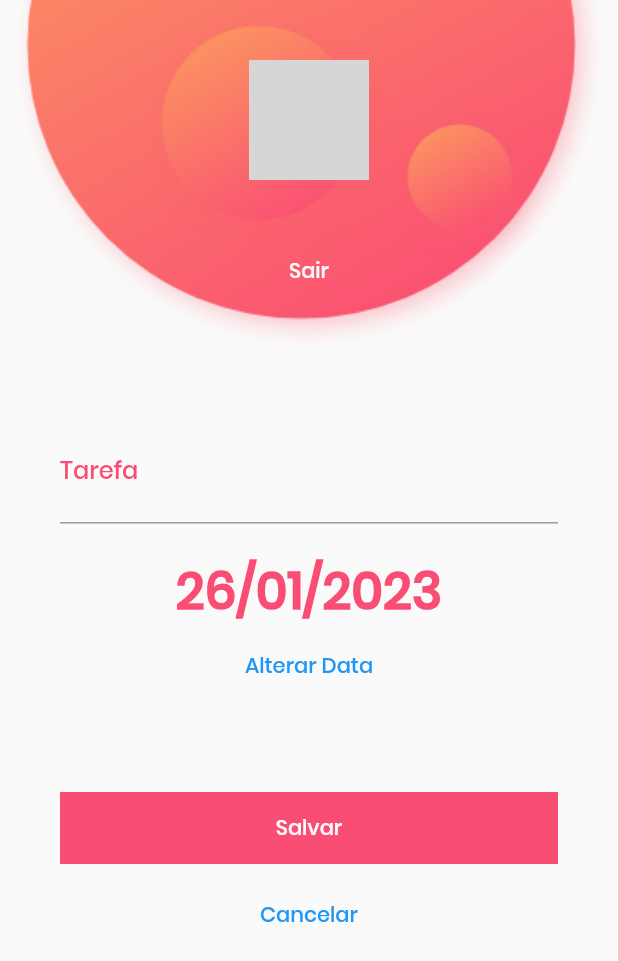
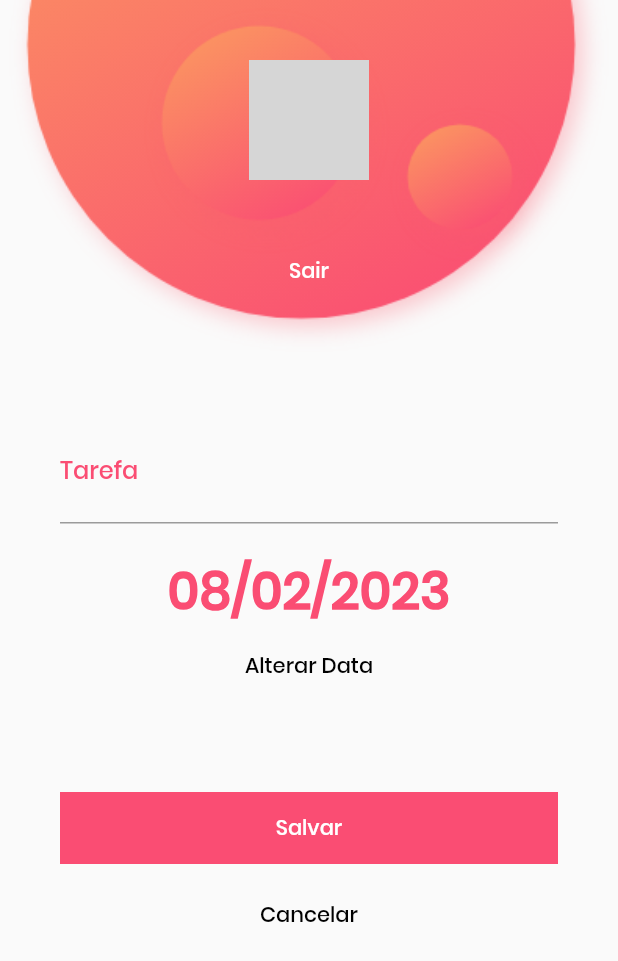
Before and after one commit to Darini/todos-mobx, a Flutter app: the CreateTodoView screen opened directly, on a phone screen of 412 x 824 dp. Shown: the top 961 px of the screen. Run offline on Flutter 3.47's test engine with Material 2 defaults, Android fonts, the phone set to English and light mode, and no system bars; our stand-ins replace dio, firebase_auth, firebase_core, flutter_mobx, google_sign_in, mobx; missing offline and left inert: firebase_auth_web, firebase_core_web, google_sign_in_web; accounts and stored records are empty; generated files the repository leaves out were written again; network calls fail; grey boxes are pictures that could not be loaded.

Commit message:
feat(CreateTodoView): add date picker

```diff
--- a/lib/views/create_todo_view.dart
+++ b/lib/views/create_todo_view.dart
@@ -1,10 +1,37 @@
 import 'package:flutter/material.dart';
+import 'package:intl/intl.dart';
 import 'package:todos_mobx/components/button_widget.dart';
 import 'package:todos_mobx/views/home_view.dart';
 import 'package:todos_mobx/widgets/user_card_widget.dart';
 
-class CreateTodoView extends StatelessWidget {
+class CreateTodoView extends StatefulWidget {
   const CreateTodoView({Key? key}) : super(key: key);
+
+  @override
+  State<CreateTodoView> createState() => _CreateTodoViewState();
+}
+
+class _CreateTodoViewState extends State<CreateTodoView> {
+  final _formKey = GlobalKey<FormState>();
+  final _dateFormat = DateFormat('dd/MM/yyyy');
+
+  String task = '';
+  DateTime date = DateTime.now();
+
+  Future _selectDate(BuildContext context) async {
+    final DateTime? selectDate = await showDatePicker(
+      context: context,
+      initialDate: date,
+      firstDate: DateTime(2000, 1),
+      lastDate: DateTime(2040),
+    );
+
+    if (selectDate != null && selectDate != date) {
+      setState(() {
+        date = selectDate;
+      });
+    }
+  }
 
   @override
   Widget build(BuildContext context) {
@@ -38,7 +65,7 @@ class CreateTodoView extends StatelessWidget {
                         top: 20,
                       ),
                       child: Text(
-                        '26/01/2023',
+                        _dateFormat.format(date),
                         style: TextStyle(
                           color: Theme.of(context).primaryColor,
                           fontSize: 34,
@@ -47,8 +74,15 @@ class CreateTodoView extends StatelessWidget {
                       ),
                     ),
                     TextButton(
-                      child: const Text('Alterar Data'),
-                      onPressed: () {},
+                      child: const Text(
+                        'Alterar Data',
+                        style: TextStyle(
+                          color: Colors.black,
+                        ),
+                      ),
+                      onPressed: () {
+                        _selectDate(context);
+                      },
                     ),
                   ],
                 ),
@@ -68,7 +102,12 @@ class CreateTodoView extends StatelessWidget {
               ),
             ),
             TextButton(
-              child: const Text('Cancelar'),
+              child: const Text(
+                'Cancelar',
+                style: TextStyle(
+                  color: Colors.black,
+                ),
+              ),
               onPressed: () {
                 Navigator.push(
                   context,
```
